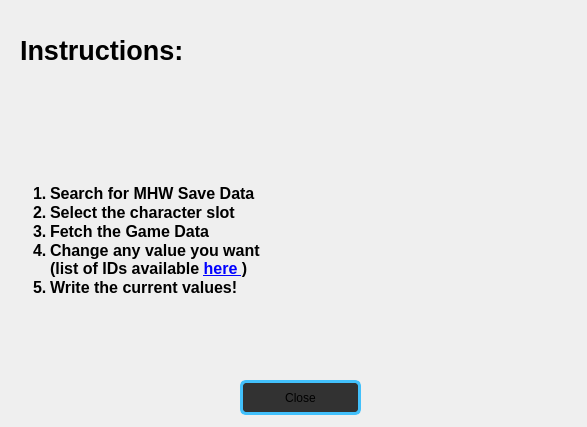
This is app/Instructions.ui in alcros33/MHW-Costume-Armor as Qt 5 draws it before an edit. The edited form follows.
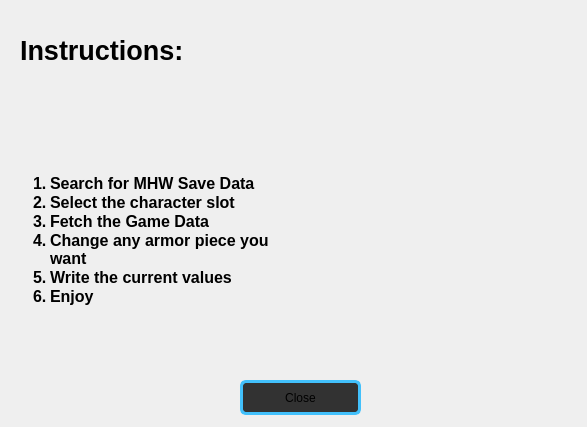
This is the edited form. Icons and pictures are not drawn.

```diff
--- a/app/Instructions.ui
+++ b/app/Instructions.ui
@@ -60,13 +60,9 @@
   &lt;li&gt;Search for MHW Save Data&lt;/li&gt;
   &lt;li&gt;Select the character slot&lt;/li&gt;
   &lt;li&gt;Fetch the Game Data&lt;/li&gt;
-&lt;li&gt; Change any value you want 
-&lt;br&gt;(list of IDs available
-&lt;a href=&quot;https://docs.google.com/spreadsheets/d/1rrDOfDw0g6jpmEMiqTNhPUwkOTsjjL8sMibTGNUa4gI/htmlview?sle=true&quot;&gt;
-here
-&lt;/a&gt;
-)&lt;/li&gt;
-&lt;li&gt;Write the current values!&lt;/li&gt;
+&lt;li&gt; Change any armor piece you want&lt;/li&gt;
+&lt;li&gt;Write the current values&lt;/li&gt;
+&lt;li&gt; Enjoy&lt;/li&gt;
 &lt;/ol&gt; 
 &lt;/span&gt;
 &lt;/body&gt;&lt;/html&gt;</string>
```
Left out of the diff: 3 changed lines with no effect on the pictures.
